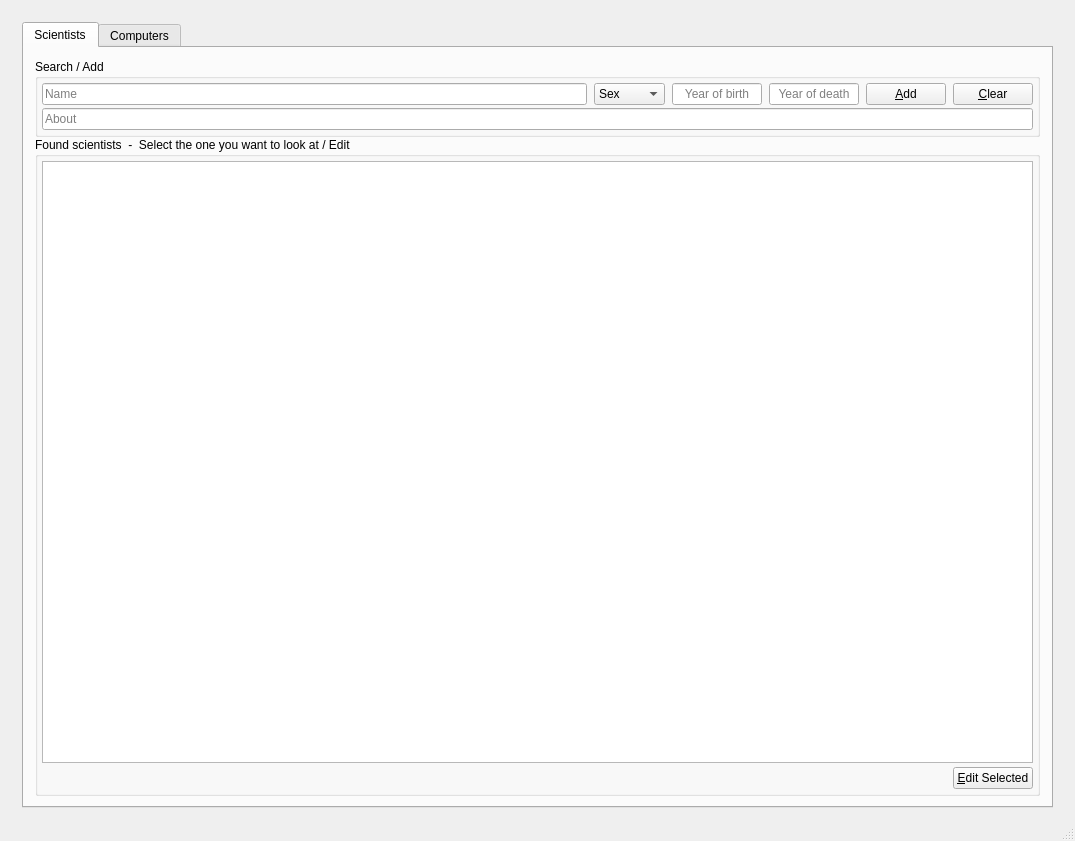
Old version of the form ComputerScientistsW1/mainwindow.ui in the repository Bosos/T-113-VLN1_Hopur3.
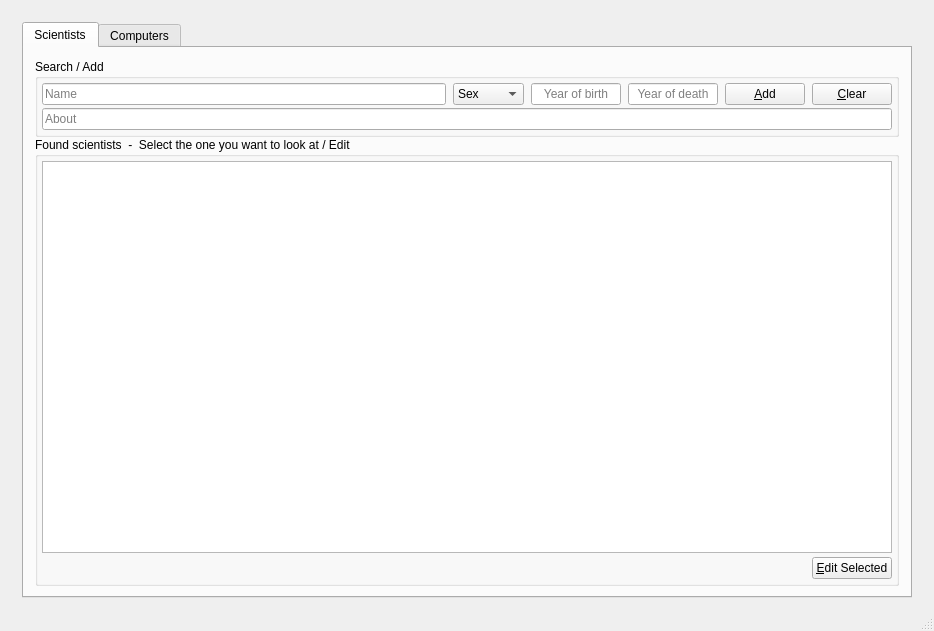
New version of the form. The open tabs and pages were chosen to show the change.

The edit to the form file:
```diff
--- a/ComputerScientistsW1/mainwindow.ui
+++ b/ComputerScientistsW1/mainwindow.ui
@@ -6,8 +6,8 @@
    <rect>
     <x>0</x>
     <y>0</y>
-    <width>1075</width>
-    <height>841</height>
+    <width>934</width>
+    <height>631</height>
    </rect>
   </property>
   <property name="minimumSize">
```
Left out of the diff: 2 changed lines with no effect on the pictures.
